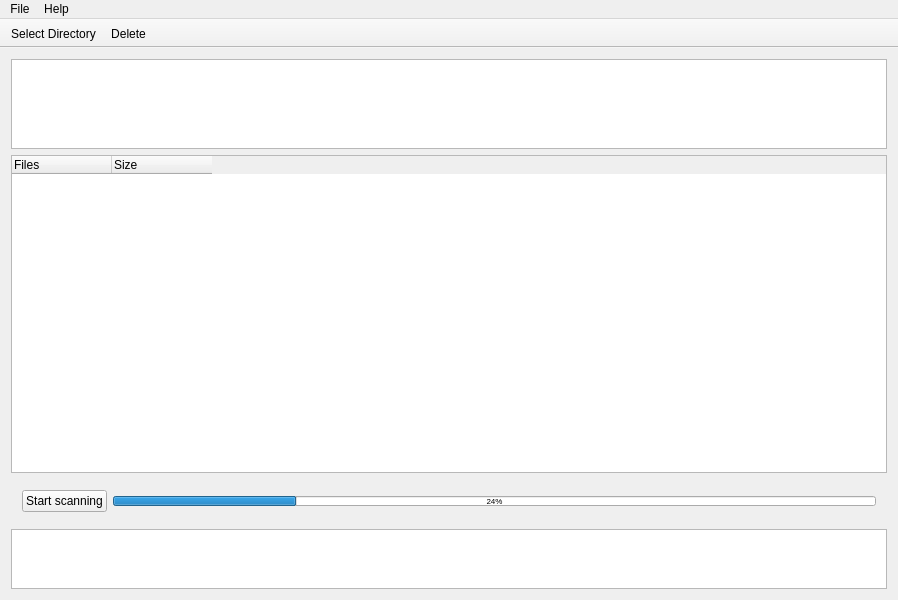
Before: the Qt Designer form mainwindow.ui in doreshnikov/grep, drawn with Qt 5.
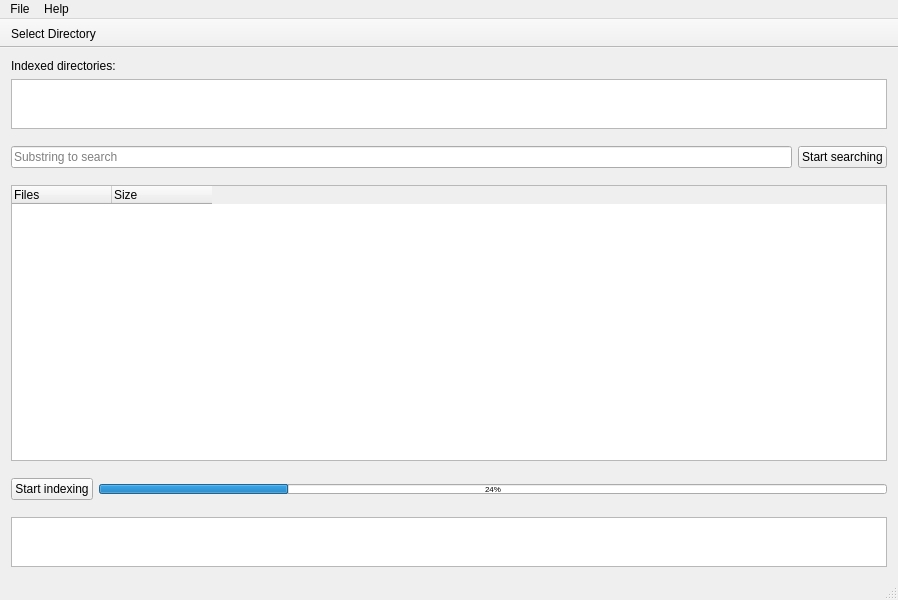
After: the same form once the commit is applied.

The edit to the form file:
```diff
--- a/mainwindow.ui
+++ b/mainwindow.ui
@@ -31,21 +31,66 @@
    </property>
    <layout class="QVBoxLayout" name="verticalLayout">
     <item>
-     <widget class="QPlainTextEdit" name="plainTextEdit">
-      <property name="sizePolicy">
-       <sizepolicy hsizetype="Expanding" vsizetype="Fixed">
-        <horstretch>0</horstretch>
-        <verstretch>0</verstretch>
-       </sizepolicy>
+     <widget class="QLabel" name="label">
+      <property name="text">
+       <string>Indexed directories:</string>
       </property>
+     </widget>
+    </item>
+    <item>
+     <widget class="QListWidget" name="listWidget">
       <property name="maximumSize">
        <size>
         <width>16777215</width>
-        <height>90</height>
+        <height>50</height>
        </size>
       </property>
      </widget>
     </item>
+    <item>
+     <widget class="QWidget" name="horizontalWidget" native="true">
+      <property name="minimumSize">
+       <size>
+        <width>0</width>
+        <height>0</height>
+       </size>
+      </property>
+      <layout class="QHBoxLayout" name="horizontalLayout">
+       <property name="leftMargin">
+        <number>0</number>
+       </property>
+       <property name="rightMargin">
+        <number>0</number>
+       </property>
+       <item>
+        <widget class="QLineEdit" name="lineEdit">
+         <property name="minimumSize">
+          <size>
+           <width>0</width>
+           <height>20</height>
+          </size>
+         </property>
+         <property name="inputMask">
+          <string/>
+         </property>
+         <property name="placeholderText">
+          <string>Substring to search</string>
+         </property>
+         <property name="clearButtonEnabled">
+          <bool>true</bool>
+         </property>
+        </widget>
+       </item>
+       <item>
+        <widget class="QPushButton" name="buttonSearch">
+         <property name="text">
+          <string>Start searching</string>
+         </property>
+        </widget>
+       </item>
+      </layout>
+     </widget>
+    </item>
     <item>
      <widget class="QTreeWidget" name="treeWidget">
       <property name="sizePolicy">
@@ -96,10 +141,16 @@
        </size>
       </property>
       <layout class="QHBoxLayout" name="horizontalLayout_2">
+       <property name="leftMargin">
+        <number>0</number>
+       </property>
+       <property name="rightMargin">
+        <number>0</number>
+       </property>
        <item>
         <widget class="QPushButton" name="button_Start_Scanning">
          <property name="text">
-          <string>Start scanning</string>
+          <string>Start indexing</string>
          </property>
         </widget>
        </item>
@@ -129,7 +180,7 @@
       <property name="maximumSize">
        <size>
         <width>16777215</width>
-        <height>60</height>
+        <height>50</height>
        </size>
       </property>
      </widget>
@@ -186,18 +237,13 @@
     <bool>false</bool>
    </attribute>
    <addaction name="action_Select_Directory"/>
-   <addaction name="action_Delete_Selected"/>
   </widget>
+  <widget class="QStatusBar" name="statusBar"/>
   <action name="action_Select_Directory">
    <property name="text">
     <string>&amp;Select Directory</string>
    </property>
   </action>
-  <action name="action_Delete_Selected">
-   <property name="text">
-    <string>&amp;Delete</string>
-   </property>
-  </action>
   <action name="action_About">
    <property name="text">
     <string>About</string>
```
Left out of the diff: 3 changed lines with no effect on the pictures.
